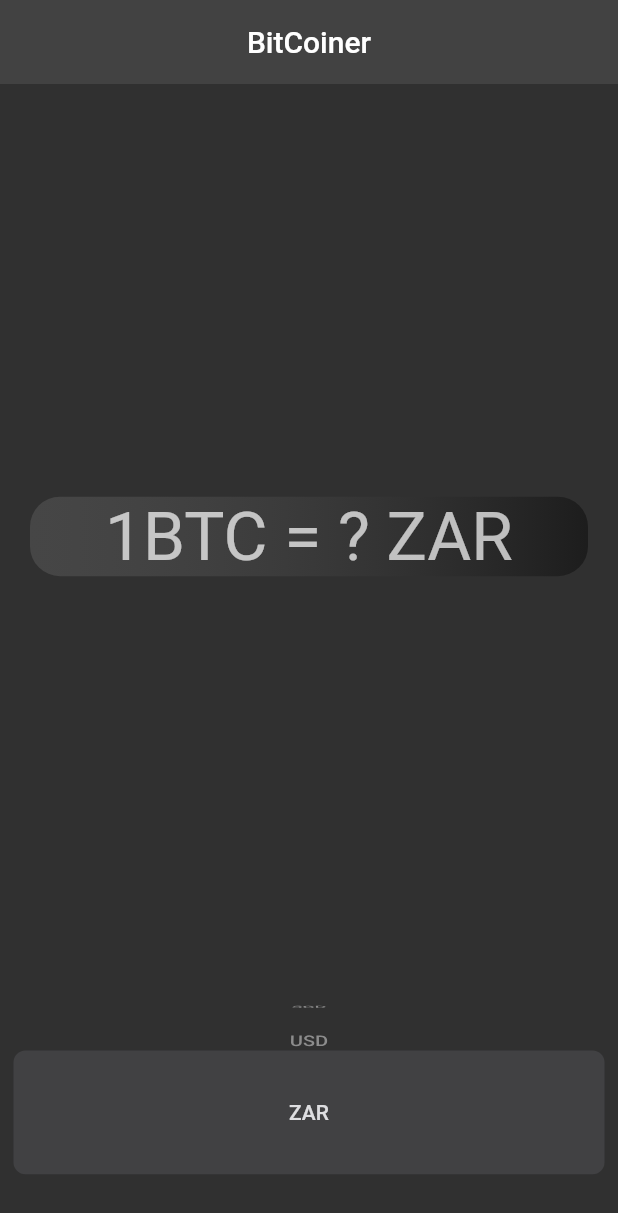
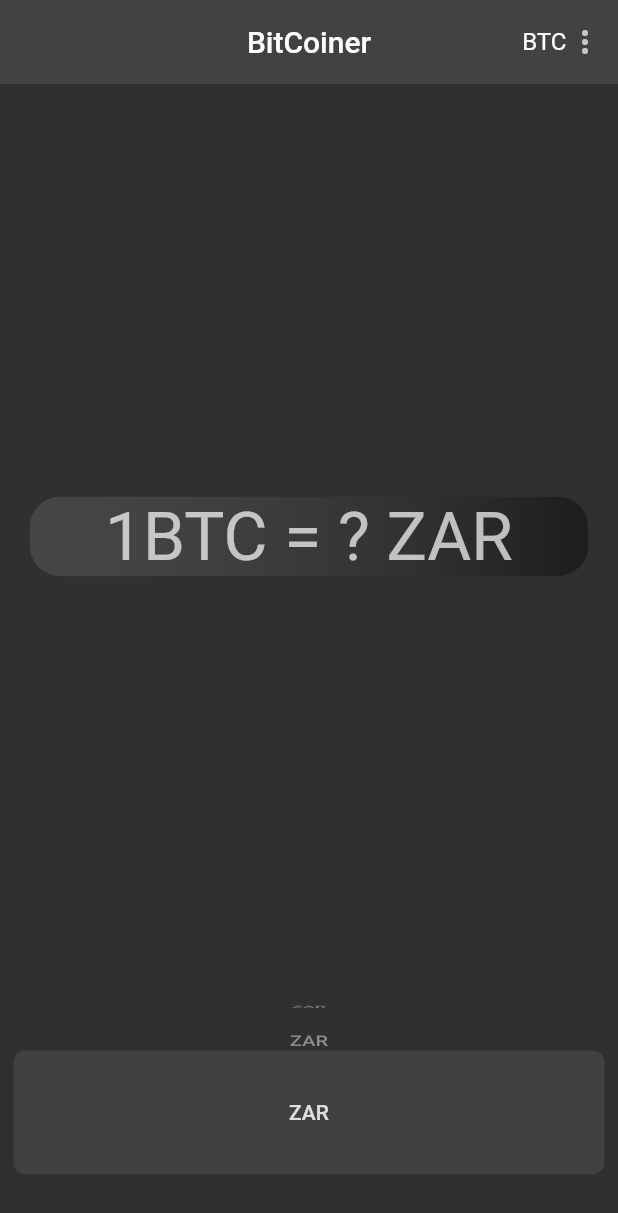
Before and after one commit to yamisagi/bitcoin_converter, a Flutter app: the screen it shows after launch, scrolled down 1648 dp, on a phone screen of 412 x 824 dp. Shown: the top 1213 px of the screen. Run offline on Flutter 3.47's test engine with Material 2 defaults, Android fonts, the phone set to English and light mode, and no system bars.

Commit message:
add action button to set coin

```diff
--- a/lib/constants/constants.dart
+++ b/lib/constants/constants.dart
@@ -5,4 +5,5 @@ class Constants {
   static const String appBarTitle = 'BitCoiner';
   //----------EDGEINSETS----------
   static const globalMargin = EdgeInsets.all(20);
+  static const padding = EdgeInsets.all(10);
 }
--- a/lib/page/home_page.dart
+++ b/lib/page/home_page.dart
@@ -13,7 +13,9 @@ class HomePage extends StatefulWidget {
 }
 
 class _HomePageState extends State<HomePage> {
-  String selectedCurrency = currenciesList[19];
+  String selectedCoin = 'BTC';
+
+  String selectedCurrency = CoinData.currenciesList[19];
   @override
   Widget build(BuildContext context) {
     return Scaffold(
@@ -25,15 +27,15 @@ class _HomePageState extends State<HomePage> {
           itemExtent: MediaQuery.of(context).size.height * 0.1,
           onSelectedItemChanged: (index) {
             setState(() {
-              selectedCurrency = currenciesList[index];
+              selectedCurrency = CoinData.currenciesList[index];
               log('selectedCurrency: $index');
             });
           },
           children: [
             ...List.generate(
-              currenciesList.length,
+              CoinData.currenciesList.length,
               (index) => Center(
-                child: Text(currenciesList[index],
+                child: Text(selectedCurrency,
                     style: Theme.of(context).textTheme.bodyLarge),
               ),
             ),
@@ -42,6 +44,32 @@ class _HomePageState extends State<HomePage> {
       ),
       appBar: AppBar(
         title: const Text(Constants.appBarTitle),
+        actions: [
+          Padding(
+            padding: Constants.padding,
+            child: DropdownButton(
+              enableFeedback: false,
+              underline: Container(),
+              icon: const Icon(Icons.more_vert),
+              alignment: Alignment.center,
+              value: selectedCoin,
+              items: [
+                ...List.generate(
+                  CoinData.cryptoList.length,
+                  (index) => DropdownMenuItem(
+                    value: CoinData.cryptoList[index],
+                    child: Text(CoinData.cryptoList[index]),
+                  ),
+                ),
+              ],
+              onChanged: (value) {
+                setState(() {
+                  selectedCoin = value ?? 'Unknown';
+                });
+              },
+            ),
+          )
+        ],
       ),
       body: Column(
         mainAxisAlignment: MainAxisAlignment.center,
@@ -59,7 +87,7 @@ class _HomePageState extends State<HomePage> {
               borderRadius: const BorderRadius.all(Radius.circular(20)),
             ),
             child: Text(
-              '1BTC = ? $selectedCurrency',
+              '1$selectedCoin = ? $selectedCurrency',
               style: Theme.of(context).textTheme.headline3,
               textAlign: TextAlign.center,
             ),
--- a/lib/product/coin_data.dart
+++ b/lib/product/coin_data.dart
@@ -1,33 +1,3 @@
-const List<String> currenciesList = [
-  'AUD',
-  'BRL',
-  'CAD',
-  'CNY',
-  'EUR',
-  'GBP',
-  'HKD',
-  'IDR',
-  'ILS',
-  'INR',
-  'JPY',
-  'MXN',
-  'NOK',
-  'NZD',
-  'PLN',
-  'RON',
-  'RUB',
-  'SEK',
-  'SGD',
-  'USD',
-  'ZAR'
-];
-
-const List<String> cryptoList = [
-  'BTC',
-  'ETH',
-  'LTC',
-];
-
 class CoinData {
   static const List<String> currenciesList = [
   'AUD',
```
